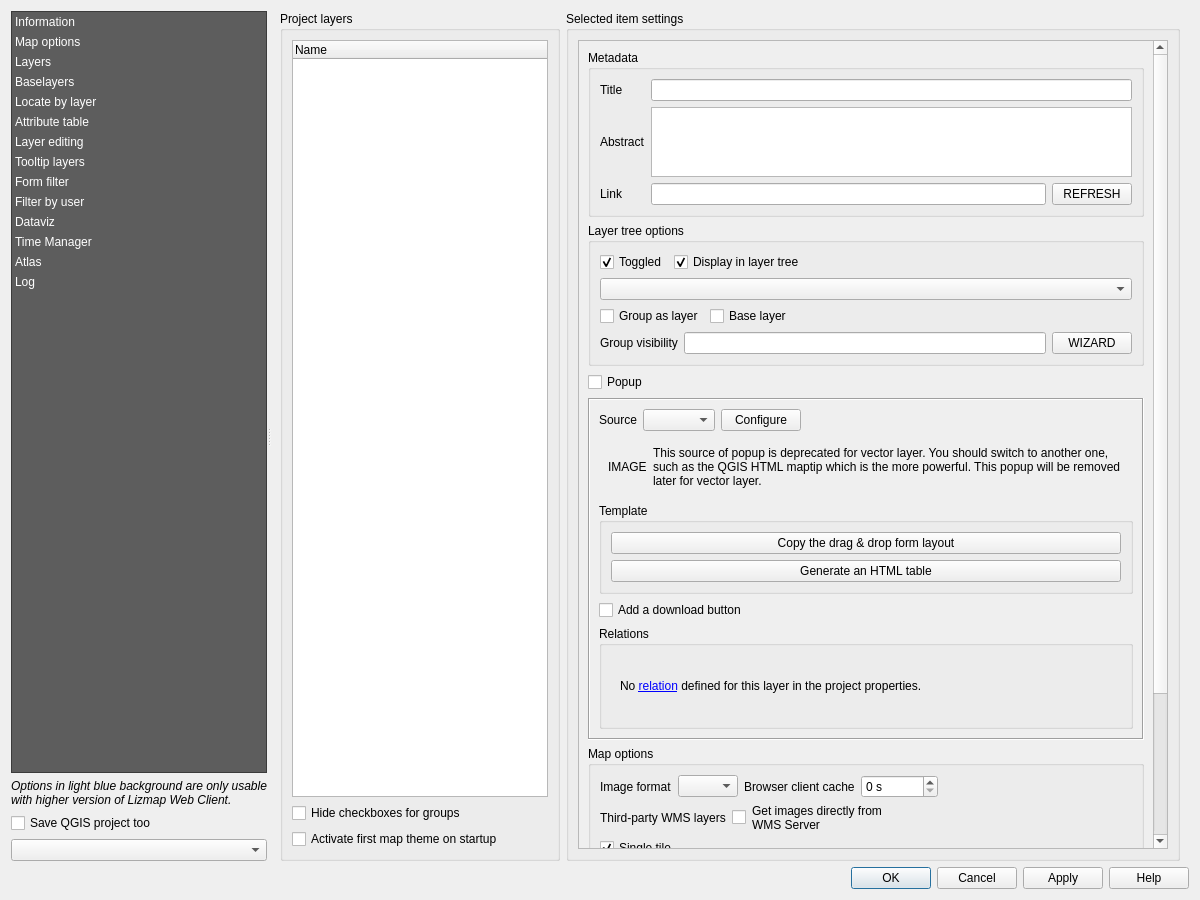
Above: lizmap/resources/ui/ui_lizmap.ui from 3liz/lizmap-plugin before the change. Below: the same form after it.
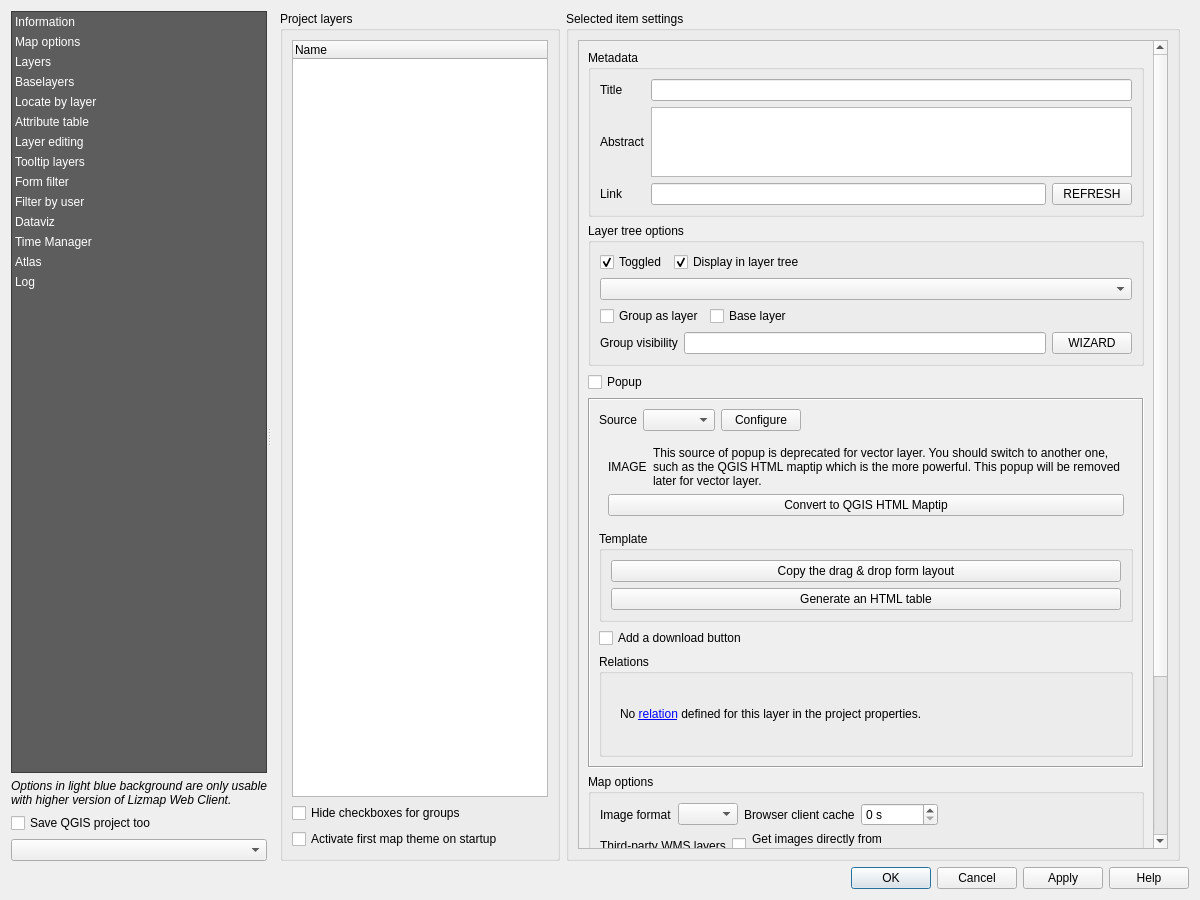
That is the form after the change. The open tabs and pages were chosen to show the change. Custom widgets are drawn as their Qt base class.

Commit message: Converter from Lizmap HTML popup to QGIS HTML popup

What changed in the file:
```diff
--- a/lizmap/resources/ui/ui_lizmap.ui
+++ b/lizmap/resources/ui/ui_lizmap.ui
@@ -1717,6 +1717,8 @@
                          </item>
                          <item>
                           <widget class="QWidget" name="widget_deprecated_lizmap_popup" native="true">
+                           <layout class="QVBoxLayout" name="verticalLayout_56">
+                            <item>
                            <layout class="QHBoxLayout" name="horizontalLayout_43">
                             <item>
                              <widget class="QLabel" name="image_warning_lizmap_popup">
@@ -1738,6 +1740,15 @@
                               </property>
                               <property name="wordWrap">
                                <bool>true</bool>
+                                </property>
+                               </widget>
+                              </item>
+                             </layout>
+                            </item>
+                            <item>
+                             <widget class="QPushButton" name="convert_html_maptip">
+                              <property name="text">
+                               <string>Convert to QGIS HTML Maptip</string>
                               </property>
                              </widget>
                             </item>
```
Lines whose indentation alone changed are shown as unchanged. The commit also changes 4 other files.
